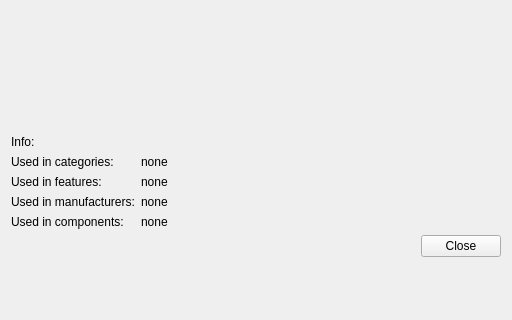
Above: client/uiforms/picture_info.ui from Wolframe/configurator before the change; both pictures show x 0 to 512 and y 238 to 558 of the 512 by 558 pixel window. Below: the same form after it.
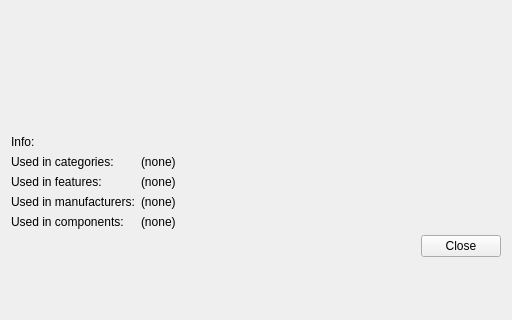
That is the form after the change. Icons and pictures are not drawn.

Commit message: none -> (none)

The edit to the form file:
```diff
--- a/client/uiforms/picture_info.ui
+++ b/client/uiforms/picture_info.ui
@@ -180,7 +180,7 @@
    <item row="11" column="1">
     <widget class="QLabel" name="used_categories">
      <property name="text">
-      <string>none</string>
+      <string>(none)</string>
      </property>
     </widget>
    </item>
@@ -194,7 +194,7 @@
    <item row="13" column="1">
     <widget class="QLabel" name="used_features">
      <property name="text">
-      <string>none</string>
+      <string>(none)</string>
      </property>
     </widget>
    </item>
@@ -235,7 +235,7 @@
    <item row="14" column="1">
     <widget class="QLabel" name="used_manufacturers">
      <property name="text">
-      <string>none</string>
+      <string>(none)</string>
      </property>
     </widget>
    </item>
@@ -249,7 +249,7 @@
    <item row="15" column="1">
     <widget class="QLabel" name="used_components">
      <property name="text">
-      <string>none</string>
+      <string>(none)</string>
      </property>
     </widget>
    </item>
```
The commit also changes 4 other files.
